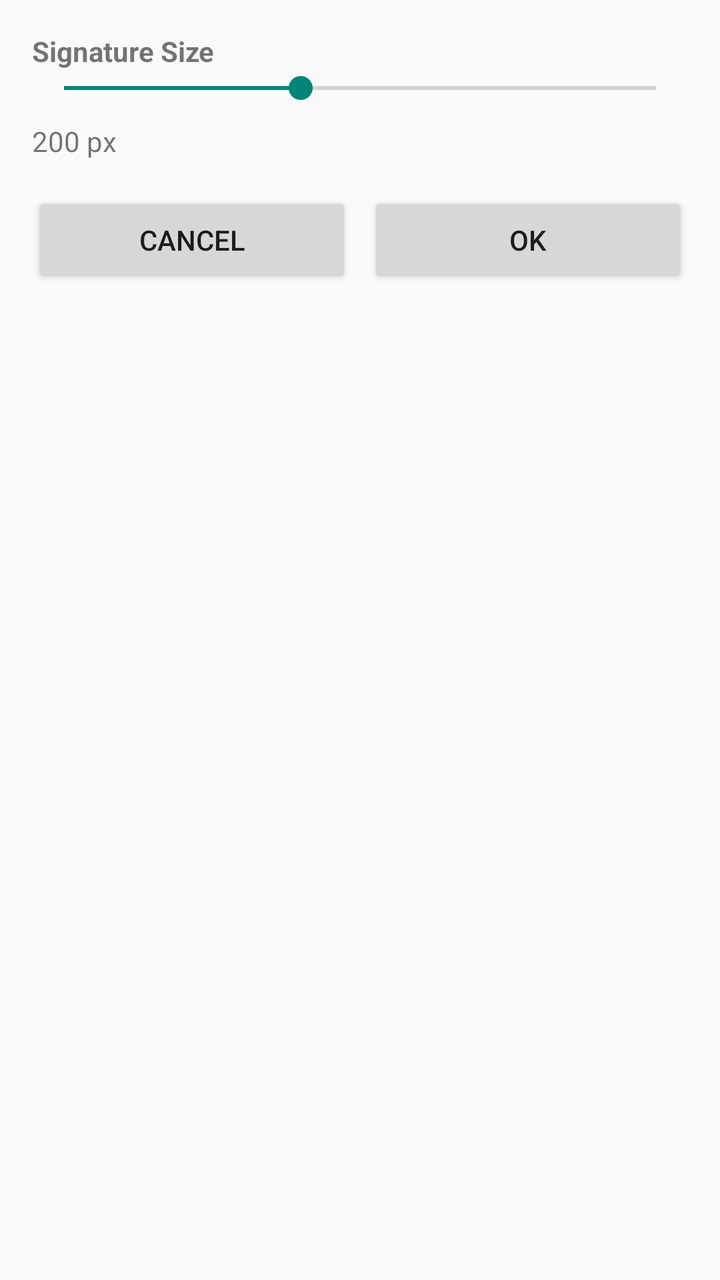
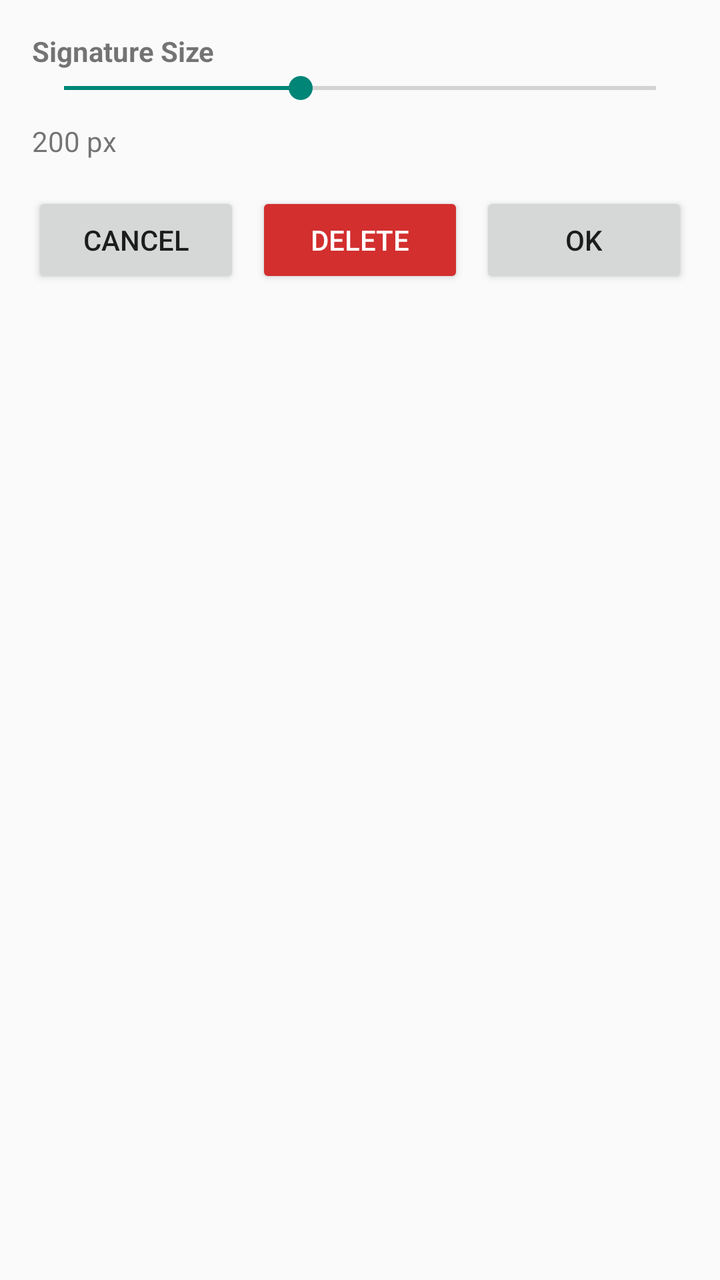

Two renders of the same Android screen: before a commit and after it. Below are the layout's source before the change and the commit's diff.
<!-- AndroidManifest.xml: application theme Theme.AppCompat.Light.DarkActionBar -->
<!-- res/layout/dialog_signature_edit.xml -->
<?xml version="1.0" encoding="utf-8"?>
<LinearLayout xmlns:android="http://schemas.android.com/apk/res/android"
    android:layout_width="match_parent"
    android:layout_height="wrap_content"
    android:orientation="vertical"
    android:padding="16dp">

    <TextView
        android:layout_width="wrap_content"
        android:layout_height="wrap_content"
        android:text="Signature Size"
        android:textStyle="bold" />

    <SeekBar
        android:id="@+id/seekBarWidth"
        android:layout_width="match_parent"
        android:layout_height="wrap_content"
        android:max="500"
        android:progress="200"
        android:layout_marginBottom="8dp" />

    <TextView
        android:id="@+id/tvWidth"
        android:layout_width="wrap_content"
        android:layout_height="wrap_content"
        android:text="200 px"
        android:layout_marginBottom="16dp" />

    <LinearLayout
        android:layout_width="match_parent"
        android:layout_height="wrap_content"
        android:orientation="horizontal">

        <Button
            android:id="@+id/btnCancel"
            android:layout_width="0dp"
            android:layout_height="wrap_content"
            android:layout_weight="1"
            android:text="Cancel"
            android:layout_marginEnd="8dp" />

        <Button
            android:id="@+id/btnOk"
            android:layout_width="0dp"
            android:layout_height="wrap_content"
            android:layout_weight="1"
            android:text="OK" />
    </LinearLayout>

</LinearLayout>
<!-- resources referenced by this layout -->
<resources>

</resources>

<!-- the commit's change to res/layout/dialog_signature_edit.xml (unified diff, before → after) -->
@@ -40,6 +40,16 @@
             android:layout_marginEnd="8dp" />
 
         <Button
+            android:id="@+id/btnDelete"
+            android:layout_width="0dp"
+            android:layout_height="wrap_content"
+            android:layout_weight="1"
+            android:text="Delete"
+            android:textColor="#FFFFFF"
+            android:backgroundTint="#D32F2F"
+            android:layout_marginEnd="8dp" />
+
+        <Button
             android:id="@+id/btnOk"
             android:layout_width="0dp"
             android:layout_height="wrap_content"
